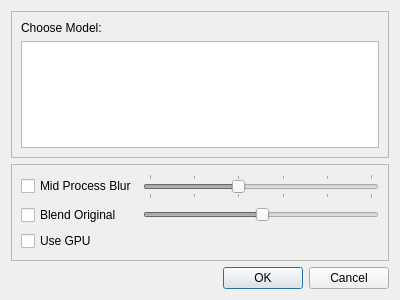
Old version of the form src/upscale/ui/dialog_model.ui in the repository gkyle/enhance.
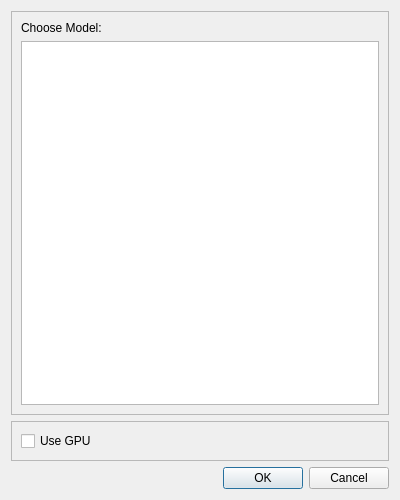
New version of the form.

Commit message: Improve compare and postprocess panels

What changed in the file:
```diff
--- a/src/upscale/ui/dialog_model.ui
+++ b/src/upscale/ui/dialog_model.ui
@@ -7,15 +7,27 @@
     <x>0</x>
     <y>0</y>
     <width>400</width>
-    <height>300</height>
+    <height>500</height>
    </rect>
   </property>
+  <property name="minimumSize">
+   <size>
+    <width>0</width>
+    <height>400</height>
+   </size>
+  </property>
   <property name="windowTitle">
    <string>Dialog</string>
   </property>
   <layout class="QVBoxLayout" name="verticalLayout">
    <item>
     <widget class="QFrame" name="frame">
+     <property name="minimumSize">
+      <size>
+       <width>0</width>
+       <height>300</height>
+      </size>
+     </property>
      <property name="frameShape">
       <enum>QFrame::StyledPanel</enum>
      </property>
@@ -31,7 +43,14 @@
        </widget>
       </item>
       <item>
-       <widget class="QListWidget" name="listWidget"/>
+       <widget class="QListWidget" name="listWidget">
+        <property name="minimumSize">
+         <size>
+          <width>0</width>
+          <height>250</height>
+         </size>
+        </property>
+       </widget>
       </item>
      </layout>
     </widget>
@@ -45,62 +64,7 @@
       <enum>QFrame::Raised</enum>
      </property>
      <layout class="QGridLayout" name="gridLayout">
-      <item row="0" column="1">
-       <widget class="QSlider" name="horizontalSlider_blur">
-        <property name="enabled">
-         <bool>false</bool>
-        </property>
-        <property name="minimum">
-         <number>1</number>
-        </property>
-        <property name="maximum">
-         <number>11</number>
-        </property>
-        <property name="singleStep">
-         <number>2</number>
-        </property>
-        <property name="value">
-         <number>5</number>
-        </property>
-        <property name="orientation">
-         <enum>Qt::Horizontal</enum>
-        </property>
-        <property name="tickPosition">
-         <enum>QSlider::TicksBothSides</enum>
-        </property>
-        <property name="tickInterval">
-         <number>2</number>
-        </property>
-       </widget>
-      </item>
       <item row="0" column="0">
-       <widget class="QCheckBox" name="checkBox_blur">
-        <property name="text">
-         <string>Mid Process Blur</string>
-        </property>
-       </widget>
-      </item>
-      <item row="1" column="1">
-       <widget class="QSlider" name="horizontalSlider_blend">
-        <property name="enabled">
-         <bool>false</bool>
-        </property>
-        <property name="value">
-         <number>50</number>
-        </property>
-        <property name="orientation">
-         <enum>Qt::Horizontal</enum>
-        </property>
-       </widget>
-      </item>
-      <item row="1" column="0">
-       <widget class="QCheckBox" name="checkBox_blend">
-        <property name="text">
-         <string>Blend Original</string>
-        </property>
-       </widget>
-      </item>
-      <item row="2" column="0">
        <widget class="QCheckBox" name="checkBox_gpu">
         <property name="text">
          <string>Use GPU</string>
```
The commit also changes 7 other files.
